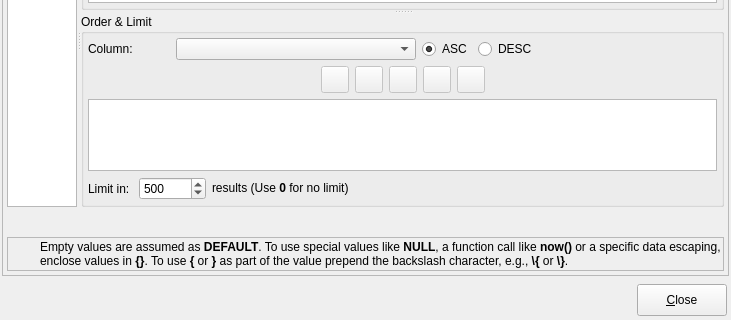
First picture: the form in libpgmodeler_ui/ui/datamanipulationform.ui, repository pgmodeler/pgmodeler, before the edit; both pictures show x 0 to 731 and y 240 to 560 of the 731 by 560 pixel window.
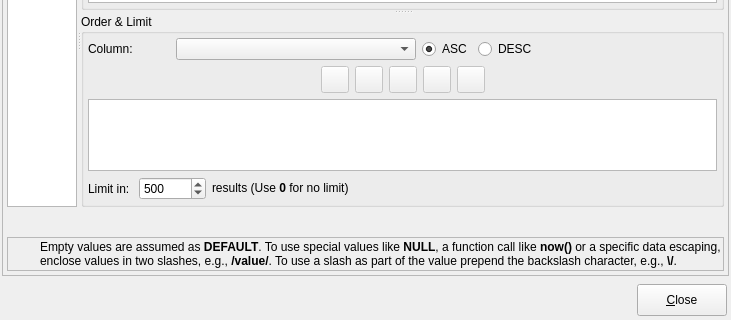
Second picture: the form after the edit. Icons and pictures are not drawn.

Commit message: Changed the default value escaping in DataManipulationForm and TableDataWidget from {} to // due to problems with json data

What changed in the file:
```diff
--- a/libpgmodeler_ui/ui/datamanipulationform.ui
+++ b/libpgmodeler_ui/ui/datamanipulationform.ui
@@ -255,7 +255,7 @@
             </font>
            </property>
            <property name="text">
-            <string>&lt;html&gt;&lt;head/&gt;&lt;body&gt;&lt;p&gt;Empty values are assumed as &lt;span style=&quot; font-weight:600;&quot;&gt;DEFAULT&lt;/span&gt;. To use special values like &lt;span style=&quot; font-weight:600;&quot;&gt;NULL&lt;/span&gt;, a function call like &lt;span style=&quot; font-weight:600;&quot;&gt;now()&lt;/span&gt; or a specific data escaping, enclose values in &lt;span style=&quot; font-weight:600;&quot;&gt;{}&lt;/span&gt;. To use &lt;span style=&quot; font-weight:600;&quot;&gt;{&lt;/span&gt; or &lt;span style=&quot; font-weight:600;&quot;&gt;}&lt;/span&gt; as part of the value prepend the backslash character, e.g., &lt;span style=&quot; font-weight:600;&quot;&gt;\{&lt;/span&gt; or &lt;span style=&quot; font-weight:600;&quot;&gt;\}&lt;/span&gt;.&lt;/p&gt;&lt;/body&gt;&lt;/html&gt;</string>
+            <string>&lt;html&gt;&lt;head/&gt;&lt;body&gt;&lt;p&gt;Empty values are assumed as &lt;span style=&quot; font-weight:600;&quot;&gt;DEFAULT&lt;/span&gt;. To use special values like &lt;span style=&quot; font-weight:600;&quot;&gt;NULL&lt;/span&gt;, a function call like &lt;span style=&quot; font-weight:600;&quot;&gt;now()&lt;/span&gt; or a specific data escaping, enclose values in two slashes, e.g., &lt;span style=&quot; font-weight:600;&quot;&gt;/value/&lt;/span&gt;. To use a slash as part of the value prepend the backslash character, e.g., &lt;span style=&quot; font-weight:600;&quot;&gt;\/&lt;/span&gt;.&lt;/p&gt;&lt;/body&gt;&lt;/html&gt;</string>
            </property>
            <property name="wordWrap">
             <bool>true</bool>
```
The commit also changes 7 other files.
